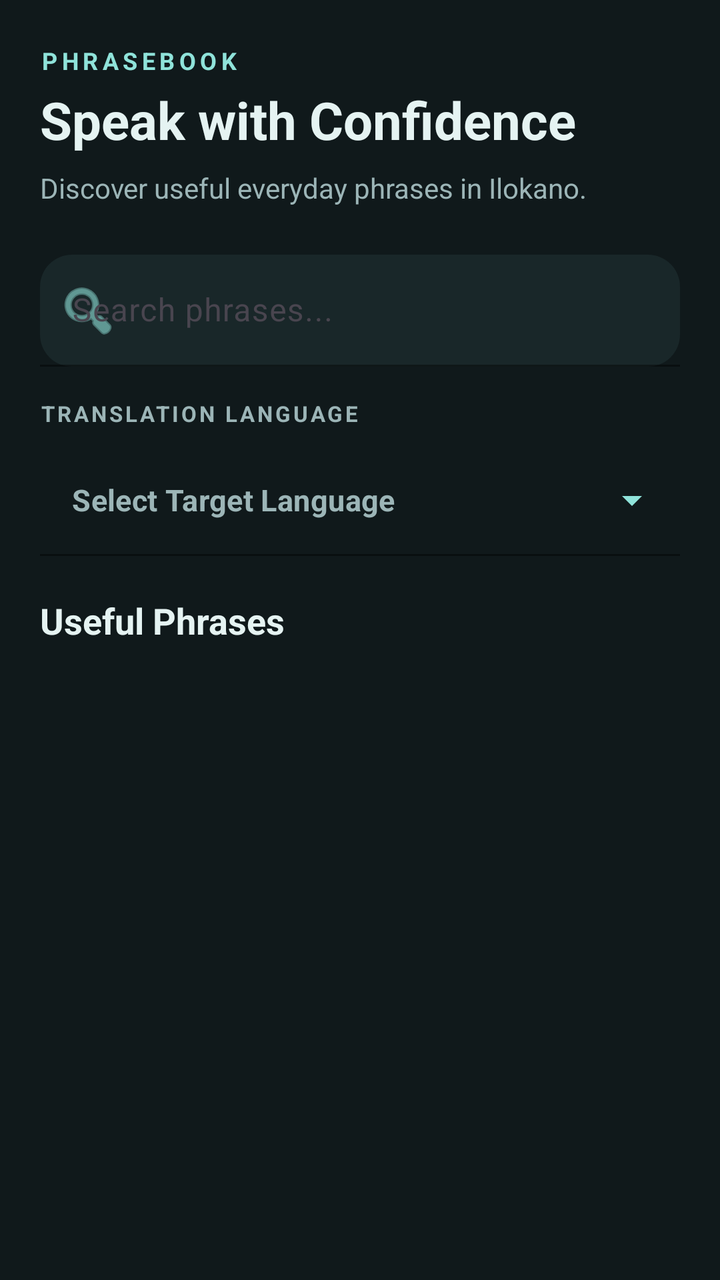
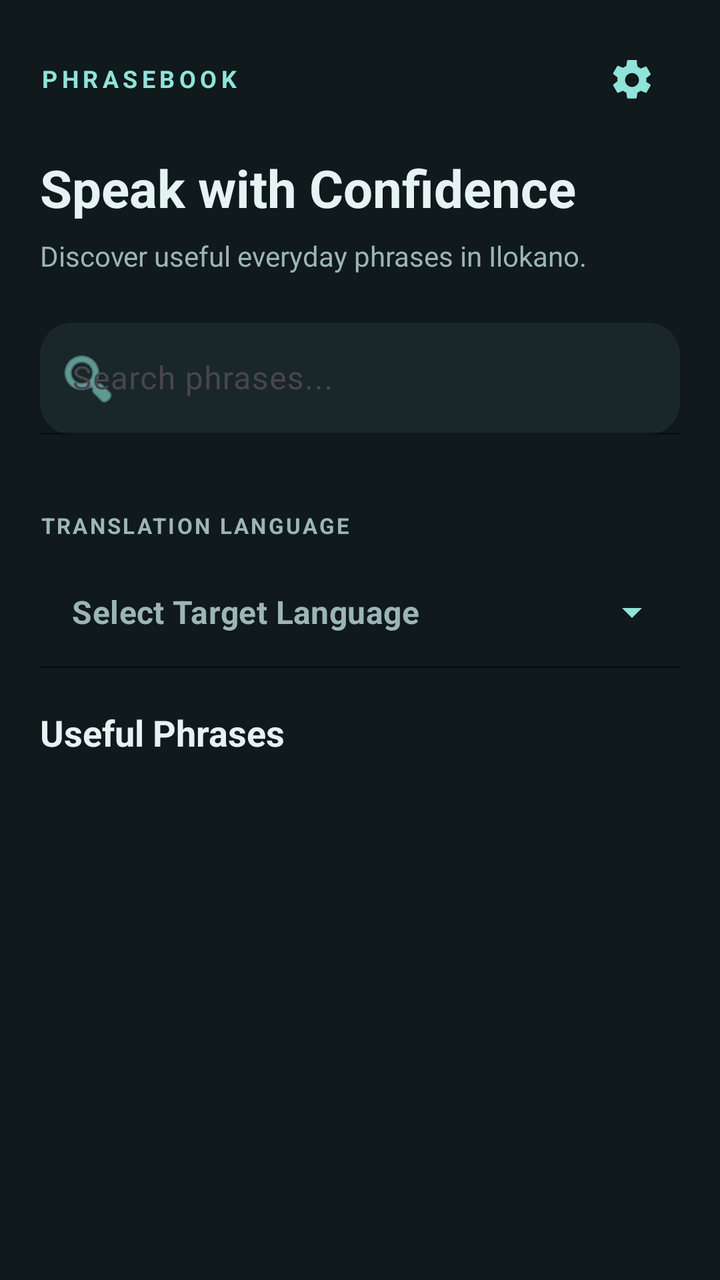

The first picture is an Android layout as it rendered before a commit; the second is the same layout after the commit. The layout source and the unified diff follow.
<!-- AndroidManifest.xml: application theme Theme.IlokanoTranslator -->
<!-- res/layout/fragment_phrasebook.xml -->
<?xml version="1.0" encoding="utf-8"?>
<LinearLayout
    xmlns:android="http://schemas.android.com/apk/res/android"
    xmlns:app="http://schemas.android.com/apk/res-auto"
    android:layout_width="match_parent"
    android:layout_height="match_parent"
    android:orientation="vertical"
    android:background="@color/app_background"
    android:paddingStart="20dp"
    android:paddingEnd="20dp"
    android:paddingTop="24dp"
    android:paddingBottom="8dp">

    
    
    

    <TextView
        android:id="@+id/textViewPhrasebookTitle"
        android:layout_width="match_parent"
        android:layout_height="wrap_content"
        android:text="PHRASEBOOK"
        android:textColor="@color/accent_teal"
        android:textSize="12sp"
        android:textStyle="bold"
        android:letterSpacing="0.18"
        android:includeFontPadding="false" />

    <TextView
        android:id="@+id/textViewPhrasebookHeading"
        android:layout_width="match_parent"
        android:layout_height="wrap_content"
        android:layout_marginTop="8dp"
        android:text="Speak with Confidence"
        android:textColor="@color/text_light"
        android:textSize="26sp"
        android:textStyle="bold"
        android:includeFontPadding="false" />

    <TextView
        android:id="@+id/textViewPhrasebookSubtitle"
        android:layout_width="match_parent"
        android:layout_height="wrap_content"
        android:layout_marginTop="8dp"
        android:layout_marginBottom="24dp"
        android:text="Discover useful everyday phrases in Ilokano."
        android:textColor="@color/hint_text"
        android:textSize="14sp"
        android:lineSpacingExtra="3dp" />


    
    
    
    

    <com.google.android.material.textfield.TextInputLayout
        android:id="@+id/phrasebookSearchLayout"
        android:layout_width="match_parent"
        android:layout_height="wrap_content"
        android:layout_marginBottom="16dp"
        android:hint="Search phrases..."
        app:boxBackgroundMode="filled"
        app:boxBackgroundColor="@color/card_background"
        app:boxStrokeColor="@color/primary_teal"
        app:boxStrokeWidth="1dp"
        app:boxStrokeWidthFocused="2dp"
        app:boxCornerRadiusTopStart="16dp"
        app:boxCornerRadiusTopEnd="16dp"
        app:boxCornerRadiusBottomStart="16dp"
        app:boxCornerRadiusBottomEnd="16dp"
        app:hintTextColor="@color/accent_teal"
        app:startIconDrawable="@android:drawable/ic_menu_search"
        app:startIconTint="@color/accent_teal"
        app:endIconMode="clear_text"
        app:endIconTint="@color/hint_text">

        <com.google.android.material.textfield.TextInputEditText
            android:id="@+id/searchBar"
            android:layout_width="match_parent"
            android:layout_height="wrap_content"
            android:minHeight="56dp"
            android:paddingTop="14dp"
            android:paddingBottom="14dp"
            android:inputType="text"
            android:singleLine="true"
            android:textColor="@color/text_light"
            android:textColorHint="@color/hint_text"
            android:textSize="16sp"
            android:imeOptions="actionSearch" />

    </com.google.android.material.textfield.TextInputLayout>


    
    
    
    

    <TextView
        android:layout_width="match_parent"
        android:layout_height="wrap_content"
        android:layout_marginBottom="8dp"
        android:text="TRANSLATION LANGUAGE"
        android:textColor="@color/hint_text"
        android:textSize="11sp"
        android:textStyle="bold"
        android:letterSpacing="0.12" />

    <com.google.android.material.textfield.TextInputLayout
        android:id="@+id/languageDropdownLayout"
        style="@style/Widget.MaterialComponents.TextInputLayout.FilledBox.ExposedDropdownMenu"
        android:layout_width="match_parent"
        android:layout_height="wrap_content"
        android:layout_marginBottom="20dp"
        app:boxBackgroundMode="filled"
        app:boxBackgroundColor="@color/card_background"
        app:boxStrokeColor="@color/primary_teal"
        app:boxStrokeWidth="1dp"
        app:boxStrokeWidthFocused="2dp"
        app:boxCornerRadiusTopStart="16dp"
        app:boxCornerRadiusTopEnd="16dp"
        app:boxCornerRadiusBottomStart="16dp"
        app:boxCornerRadiusBottomEnd="16dp"
        app:hintEnabled="false"
        app:endIconMode="dropdown_menu"
        app:endIconTint="@color/accent_teal">

        <AutoCompleteTextView
            android:id="@+id/languageDropdown"
            android:layout_width="match_parent"
            android:layout_height="wrap_content"
            android:minHeight="56dp"
            android:background="@drawable/dropdown_glass_background"
            android:backgroundTint="@android:color/transparent"
            android:paddingStart="16dp"
            android:paddingTop="14dp"
            android:paddingEnd="16dp"
            android:paddingBottom="14dp"
            android:hint="Select Target Language"
            android:textColor="@color/text_light"
            android:textColorHint="@color/hint_text"
            android:textSize="15sp"
            android:textStyle="bold"
            android:inputType="none"
            android:focusable="false"
            android:clickable="true" />

    </com.google.android.material.textfield.TextInputLayout>


    
    
    

    <TextView
        android:layout_width="match_parent"
        android:layout_height="wrap_content"
        android:layout_marginBottom="12dp"
        android:text="Useful Phrases"
        android:textColor="@color/text_light"
        android:textSize="18sp"
        android:textStyle="bold" />


    
    
    
    

    <ProgressBar
        android:id="@+id/progressBar"
        android:layout_width="36dp"
        android:layout_height="36dp"
        android:layout_gravity="center_horizontal"
        android:layout_marginTop="20dp"
        android:layout_marginBottom="16dp"
        android:indeterminate="true"
        android:indeterminateTint="@color/accent_teal"
        android:visibility="gone" />


    
    
    
    

    <TextView
        android:id="@+id/textViewEmpty"
        android:layout_width="match_parent"
        android:layout_height="wrap_content"
        android:layout_marginTop="12dp"
        android:padding="24dp"
        android:background="@drawable/dropdown_glass_background"
        android:gravity="center"
        android:text="No phrases found"
        android:textColor="@color/text_light"
        android:textSize="16sp"
        android:lineSpacingExtra="4dp"
        android:visibility="gone" />


    
    
    
    

    <androidx.recyclerview.widget.RecyclerView
        android:id="@+id/recyclerViewPhrasebook"
        android:layout_width="match_parent"
        android:layout_height="0dp"
        android:layout_weight="1"
        android:clipToPadding="false"
        android:paddingTop="4dp"
        android:paddingBottom="12dp"
        android:scrollbars="vertical"
        android:overScrollMode="ifContentScrolls" />

</LinearLayout>
<!-- resources referenced by this layout -->
<resources>
  <color name="accent_teal">#8FE3DA</color>
  <color name="app_background">#10191B</color>
  <color name="card_background">#192729</color>
  <color name="hint_text">#9CB5B7</color>
  <color name="primary_teal">#57CFC3</color>
  <color name="text_light">#E5F3F2</color>
  <!-- drawable dropdown_glass_background (drawable) -->
  <?xml version="1.0" encoding="utf-8"?>
  <shape xmlns:android="http://schemas.android.com/apk/res/android"
      android:shape="rectangle">
  
      <solid android:color="#F0122023" />
  
      <stroke
          android:width="1dp"
          android:color="#6657CFC3" />
  
      <corners android:radius="16dp" />
  
      <padding
          android:left="4dp"
          android:top="4dp"
          android:right="4dp"
          android:bottom="4dp" />
  
  </shape>
  <style name="Theme.IlokanoTranslator" parent="Base.Theme.IlokanoTranslator" />
  <style name="Base.Theme.IlokanoTranslator" parent="Theme.Material3.DayNight.NoActionBar">
  
          
          <item name="colorPrimary">@color/primary_teal</item>
          <item name="colorOnPrimary">@color/text_dark</item>
  
          
          <item name="colorSecondary">@color/accent_teal</item>
          <item name="colorOnSecondary">@color/text_dark</item>
  
          
          <item name="colorTertiary">@color/accent_yellow</item>
          <item name="colorOnTertiary">@color/text_dark</item>
  
          
          <item name="colorSurface">@color/card_background</item>
          <item name="colorOnSurface">@color/text_light</item>
  
          
          <item name="android:colorBackground">@color/app_background</item>
          <item name="android:windowBackground">@color/app_background</item>
  
          
          <item name="android:statusBarColor">@color/app_background</item>
          <item name="android:windowLightStatusBar">false</item>
  
          
          <item name="android:navigationBarColor">@color/app_background</item>
          <item name="android:windowLightNavigationBar">false</item>
  
          
          <item name="colorControlActivated">@color/primary_teal</item>
          <item name="colorControlNormal">@color/light_gray</item>
          <item name="colorControlHighlight">#3357CFC3</item>
  
      </style>
  <color name="text_dark">#122023</color>
  <color name="accent_yellow">#FFB74D</color>
  <color name="light_gray">#B4C5C6</color>
</resources>

<!-- the commit's change to res/layout/fragment_phrasebook.xml (unified diff, before → after) -->
@@ -8,23 +8,46 @@
     android:background="@color/app_background"
     android:paddingStart="20dp"
     android:paddingEnd="20dp"
-    android:paddingTop="24dp"
+    android:paddingTop="16dp"
     android:paddingBottom="8dp">
 
     
-    
-    
-
-    <TextView
-        android:id="@+id/textViewPhrasebookTitle"
-        android:layout_width="match_parent"
-        android:layout_height="wrap_content"
-        android:text="PHRASEBOOK"
-        android:textColor="@color/accent_teal"
-        android:textSize="12sp"
-        android:textStyle="bold"
-        android:letterSpacing="0.18"
-        android:includeFontPadding="false" />
+
+    <LinearLayout
+        android:layout_width="match_parent"
+        android:layout_height="48dp"
+        android:orientation="horizontal"
+        android:gravity="center_vertical"
+        android:layout_marginBottom="8dp">
+
+        <TextView
+            android:id="@+id/textViewPhrasebookTitle"
+            android:layout_width="0dp"
+            android:layout_height="wrap_content"
+            android:layout_weight="1"
+            android:text="PHRASEBOOK"
+            android:textColor="@color/accent_teal"
+            android:textSize="12sp"
+            android:textStyle="bold"
+            android:letterSpacing="0.18"
+            android:includeFontPadding="false" />
+
+        <ImageButton
+            android:id="@+id/buttonSettingsMenu"
+            android:layout_width="48dp"
+            android:layout_height="48dp"
+            android:background="?attr/selectableItemBackgroundBorderless"
+            android:src="@drawable/ic_settings_teal"
+            android:contentDescription="Open settings menu"
+            android:padding="12dp"
+            android:scaleType="centerInside"
+            android:clickable="true"
+            android:focusable="true"
+            android:importantForAccessibility="yes" />
+
+    </LinearLayout>
+
+    
 
     <TextView
         android:id="@+id/textViewPhrasebookHeading"
@@ -48,10 +71,6 @@
         android:textSize="14sp"
         android:lineSpacingExtra="3dp" />
 
-
-    
-    
-    
     
 
     <com.google.android.material.textfield.TextInputLayout
@@ -93,19 +112,17 @@
 
 
     
-    
-    
-    
-
-    <TextView
-        android:layout_width="match_parent"
-        android:layout_height="wrap_content"
+
+    <TextView
+        android:layout_width="match_parent"
+        android:layout_height="wrap_content"
+        android:layout_marginTop="22dp"
         android:layout_marginBottom="8dp"
         android:text="TRANSLATION LANGUAGE"
         android:textColor="@color/hint_text"
         android:textSize="11sp"
         android:textStyle="bold"
-        android:letterSpacing="0.12" />
+        android:letterSpacing="0.10" />
 
     <com.google.android.material.textfield.TextInputLayout
         android:id="@+id/languageDropdownLayout"
@@ -115,9 +132,9 @@
         android:layout_marginBottom="20dp"
         app:boxBackgroundMode="filled"
         app:boxBackgroundColor="@color/card_background"
-        app:boxStrokeColor="@color/primary_teal"
+        app:boxStrokeColor="@color/accent_teal"
         app:boxStrokeWidth="1dp"
-        app:boxStrokeWidthFocused="2dp"
+        app:boxStrokeWidthFocused="1dp"
         app:boxCornerRadiusTopStart="16dp"
         app:boxCornerRadiusTopEnd="16dp"
         app:boxCornerRadiusBottomStart="16dp"
@@ -131,8 +148,7 @@
             android:layout_width="match_parent"
             android:layout_height="wrap_content"
             android:minHeight="56dp"
-            android:background="@drawable/dropdown_glass_background"
-            android:backgroundTint="@android:color/transparent"
+            android:background="@android:color/transparent"
             android:paddingStart="16dp"
             android:paddingTop="14dp"
             android:paddingEnd="16dp"
@@ -140,7 +156,7 @@
             android:hint="Select Target Language"
             android:textColor="@color/text_light"
             android:textColorHint="@color/hint_text"
-            android:textSize="15sp"
+            android:textSize="16sp"
             android:textStyle="bold"
             android:inputType="none"
             android:focusable="false"
@@ -149,8 +165,6 @@
     </com.google.android.material.textfield.TextInputLayout>
 
 
-    
-    
     
 
     <TextView
@@ -162,10 +176,6 @@
         android:textSize="18sp"
         android:textStyle="bold" />
 
-
-    
-    
-    
     
 
     <ProgressBar
@@ -179,10 +189,6 @@
         android:indeterminateTint="@color/accent_teal"
         android:visibility="gone" />
 
-
-    
-    
-    
     
 
     <TextView
@@ -199,10 +205,6 @@
         android:lineSpacingExtra="4dp"
         android:visibility="gone" />
 
-
-    
-    
-    
     
 
     <androidx.recyclerview.widget.RecyclerView
<!-- resource entries referenced after the edit -->
@@ -26,6 +26,17 @@
           android:bottom="4dp" />
   
   </shape>
+  <!-- drawable ic_settings_teal (drawable) -->
+  <vector xmlns:android="http://schemas.android.com/apk/res/android"
+      android:width="24dp"
+      android:height="24dp"
+      android:viewportWidth="24"
+      android:viewportHeight="24">
+  
+      <path
+          android:fillColor="@color/accent_teal"
+          android:pathData="M19.14,12.94c0.04,-0.31 0.06,-0.62 0.06,-0.94s-0.02,-0.63 -0.07,-0.94l2.03,-1.58a0.5,0.5 0,0 0,0.12 -0.64l-1.92,-3.32a0.5,0.5 0,0 0,-0.61 -0.22l-2.39,0.96a7.1,7.1 0,0 0,-1.63 -0.94l-0.36,-2.54A0.49,0.49 0,0 0,13.87 2h-3.84a0.49,0.49 0,0 0,-0.49 0.42L9.18,4.96a7.1,7.1 0,0 0,-1.63 0.94l-2.39,-0.96a0.5,0.5 0,0 0,-0.61 0.22L2.63,8.48a0.5,0.5 0,0 0,0.12 0.64l2.03,1.58c-0.05,0.31 -0.08,0.63 -0.08,0.95s0.02,0.63 0.07,0.94L2.74,14.17a0.5,0.5 0,0 0,-0.12 0.64l1.92,3.32a0.5,0.5 0,0 0,0.61 0.22l2.39,-0.96c0.5,0.39 1.05,0.71 1.63,0.94l0.36,2.54a0.49,0.49 0,0 0,0.49 0.42h3.84a0.49,0.49 0,0 0,0.49 -0.42l0.36,-2.54a7.1,7.1 0,0 0,1.63 -0.94l2.39,0.96a0.5,0.5 0,0 0,0.61 -0.22l1.92,-3.32a0.5,0.5 0,0 0,-0.12 -0.64l-2.09,-1.23zM12,15.5A3.5,3.5 0,1 1,12 8.5a3.5,3.5 0,0 1,0 7z" />
+  </vector>
   <style name="Theme.IlokanoTranslator" parent="Base.Theme.IlokanoTranslator" />
   <style name="Base.Theme.IlokanoTranslator" parent="Theme.Material3.DayNight.NoActionBar">
   
